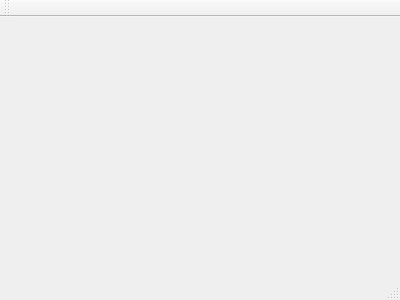
Qt form Owen_Hoogenboezem/mapping/mainwindow.ui (madmilla/THO78-Roborescue) before a commit.
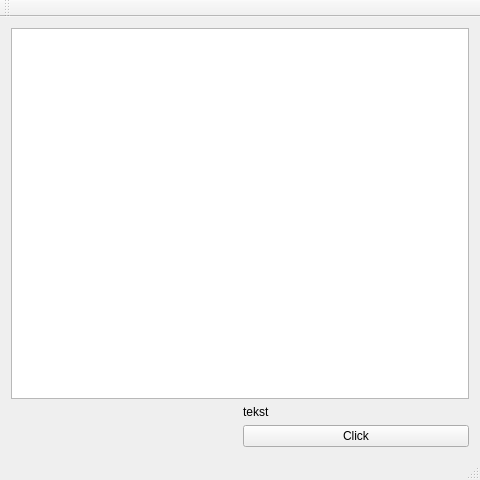
The same form after that commit.

What changed in the file:
```diff
--- a/Owen_Hoogenboezem/mapping/mainwindow.ui
+++ b/Owen_Hoogenboezem/mapping/mainwindow.ui
@@ -1,24 +1,65 @@
 <ui version="4.0">
  <class>MainWindow</class>
- <widget class="QMainWindow" name="MainWindow" >
-  <property name="geometry" >
+ <widget class="QMainWindow" name="MainWindow">
+  <property name="geometry">
    <rect>
     <x>0</x>
     <y>0</y>
-    <width>400</width>
-    <height>300</height>
+    <width>480</width>
+    <height>480</height>
    </rect>
   </property>
-  <property name="windowTitle" >
+  <property name="minimumSize">
+   <size>
+    <width>480</width>
+    <height>480</height>
+   </size>
+  </property>
+  <property name="windowTitle">
    <string>MainWindow</string>
   </property>
-  <widget class="QMenuBar" name="menuBar" />
-  <widget class="QToolBar" name="mainToolBar" />
-  <widget class="QWidget" name="centralWidget" />
-  <widget class="QStatusBar" name="statusBar" />
+  <widget class="QWidget" name="centralWidget">
+   <layout class="QGridLayout" name="gridLayout">
+    <item row="3" column="1">
+     <widget class="QPushButton" name="pushButton">
+      <property name="text">
+       <string>Click</string>
+      </property>
+     </widget>
+    </item>
+    <item row="1" column="1">
+     <widget class="QLabel" name="label">
+      <property name="text">
+       <string>tekst</string>
+      </property>
+     </widget>
+    </item>
+    <item row="0" column="0" colspan="2">
+     <widget class="QGraphicsView" name="graphicsView"/>
+    </item>
+   </layout>
+  </widget>
+  <widget class="QMenuBar" name="menuBar">
+   <property name="geometry">
+    <rect>
+     <x>0</x>
+     <y>0</y>
+     <width>480</width>
+     <height>27</height>
+    </rect>
+   </property>
+  </widget>
+  <widget class="QToolBar" name="mainToolBar">
+   <attribute name="toolBarArea">
+    <enum>TopToolBarArea</enum>
+   </attribute>
+   <attribute name="toolBarBreak">
+    <bool>false</bool>
+   </attribute>
+  </widget>
+  <widget class="QStatusBar" name="statusBar"/>
  </widget>
- <layoutDefault spacing="6" margin="11" />
- <pixmapfunction></pixmapfunction>
+ <layoutdefault spacing="6" margin="11"/>
  <resources/>
  <connections/>
 </ui>
```
Left out of the diff: 1 changed line with no effect on the pictures.
